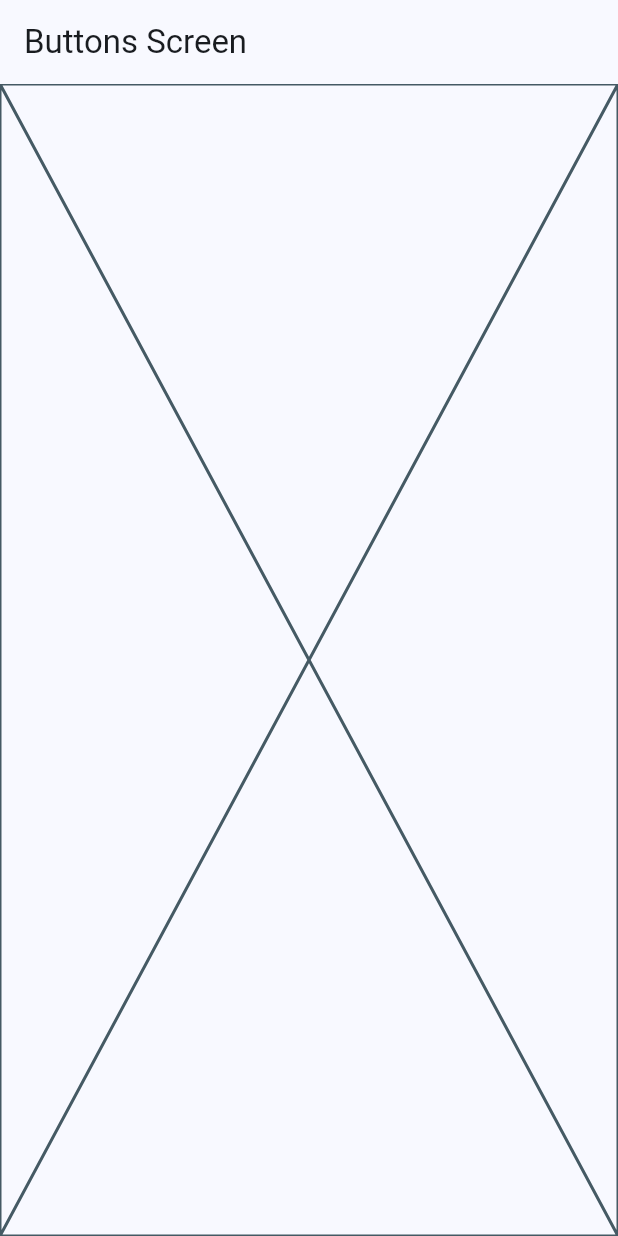
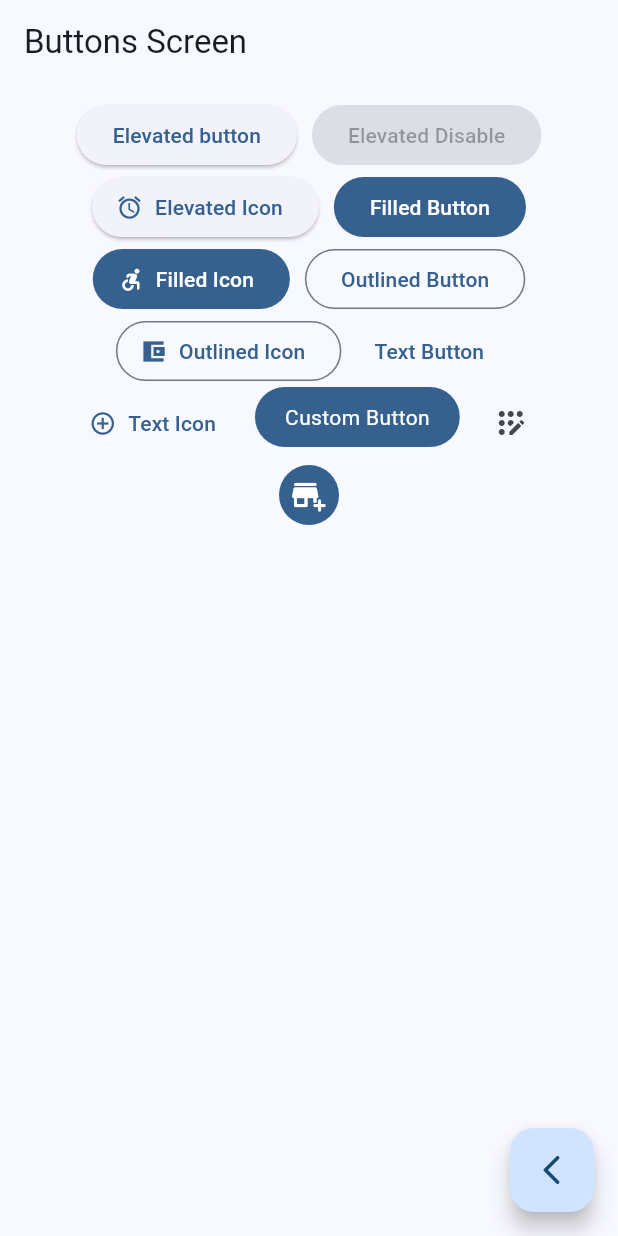
Before and after one commit to Guidotss/widget-app, a Flutter app: the ButtonsScreen screen opened by its route, on a phone screen of 412 x 824 dp. Run offline on Flutter 3.47's test engine with Material 3 defaults, Android fonts, the phone set to English and light mode, and no system bars; our stand-ins replace go_router.

Commit message:
Terminando buttons screen

```diff
--- a/lib/presentations/screens/buttons/buttons_screen.dart
+++ b/lib/presentations/screens/buttons/buttons_screen.dart
@@ -1,4 +1,5 @@
 import 'package:flutter/material.dart';
+import 'package:go_router/go_router.dart';
 
 class ButtonsScreen extends StatelessWidget {
   static const String name = 'buttons_screen';
@@ -7,8 +8,104 @@ class ButtonsScreen extends StatelessWidget {
   @override
   Widget build(BuildContext context) {
     return Scaffold(
-      appBar: AppBar(title: const Text('Buttons Screen'),),
-      body: const Placeholder(),
+      appBar: AppBar(
+        title: const Text('Buttons Screen'),
+      ),
+      body: const _ButtonsView(),
+      floatingActionButton: FloatingActionButton(
+        child: const Icon(Icons.arrow_back_ios_rounded),
+        onPressed: () {
+          context.pop();
+        },
+      ),
     );
   }
 }
+
+class _ButtonsView extends StatelessWidget {
+  const _ButtonsView();
+
+  @override
+  Widget build(BuildContext context) {
+    final colors = Theme.of(context).colorScheme;
+
+    return SizedBox(
+      width: double.infinity,
+      child: Padding(
+        padding: const EdgeInsets.symmetric(horizontal: 20, vertical: 10),
+        child: Wrap(
+          spacing: 10,
+          alignment: WrapAlignment.center,
+          children: [
+            ElevatedButton(
+                onPressed: () {}, child: const Text('Elevated button')),
+            const ElevatedButton(
+                onPressed: null, child: Text('Elevated Disable')),
+            ElevatedButton.icon(
+              onPressed: () {},
+              icon: const Icon(Icons.access_alarm_outlined),
+              label: const Text('Elevated Icon'),
+            ),
+            FilledButton(onPressed: () {}, child: const Text('Filled Button')),
+            FilledButton.icon(
+              onPressed: () {},
+              icon: const Icon(Icons.accessible_forward_rounded),
+              label: const Text('Filled Icon'),
+            ),
+            OutlinedButton(
+                onPressed: () {}, child: const Text('Outlined Button')),
+            OutlinedButton.icon(
+              onPressed: () {},
+              icon: const Icon(Icons.account_balance_wallet_sharp),
+              label: const Text('Outlined Icon'),
+            ),
+            TextButton(onPressed: () {}, child: const Text('Text Button')),
+            TextButton.icon(
+              onPressed: () {},
+              icon: const Icon(Icons.add_circle_outline),
+              label: const Text('Text Icon'),
+            ),
+            const CustomButton(),
+            IconButton(
+                onPressed: () {},
+                icon: const Icon(Icons.app_registration_rounded)),
+            IconButton(
+              onPressed: () {},
+              icon: const Icon(Icons.add_business_rounded),
+              style: ButtonStyle(
+                  backgroundColor: MaterialStatePropertyAll(colors.primary),
+                  iconColor: const MaterialStatePropertyAll(Colors.white)
+                )
+            ),
+          ],
+        ),
+      ),
+    );
+  }
+}
+
+
+class CustomButton extends StatelessWidget {
+  const CustomButton({super.key});
+
+
+  @override
+  Widget build(BuildContext context) {
+    final colors = Theme.of(context).colorScheme;
+
+    return ClipRRect(
+      borderRadius: BorderRadius.circular(20),
+      child: Material(
+        color: colors.primary,
+        child: InkWell(
+          onTap: () {},
+          child: const Padding(
+            padding: EdgeInsets.symmetric(horizontal: 20, vertical: 10),
+            child: Text('Custom Button', style: TextStyle(color: Colors.white))
+          ),
+        ),
+
+      ),
+    );
+  }
+}
```
